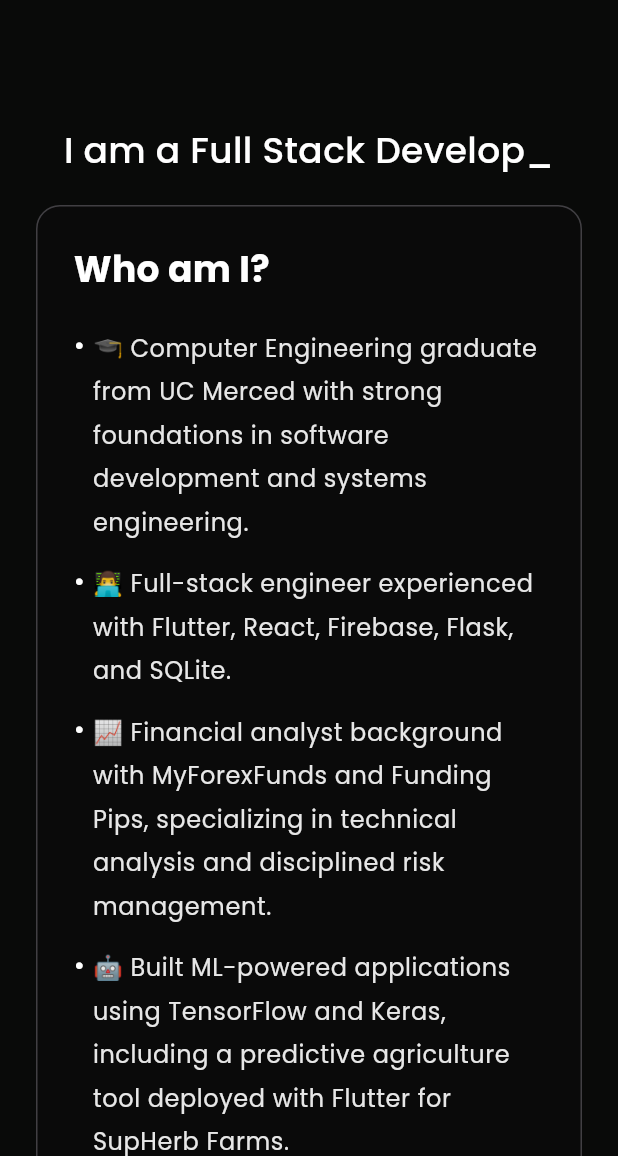
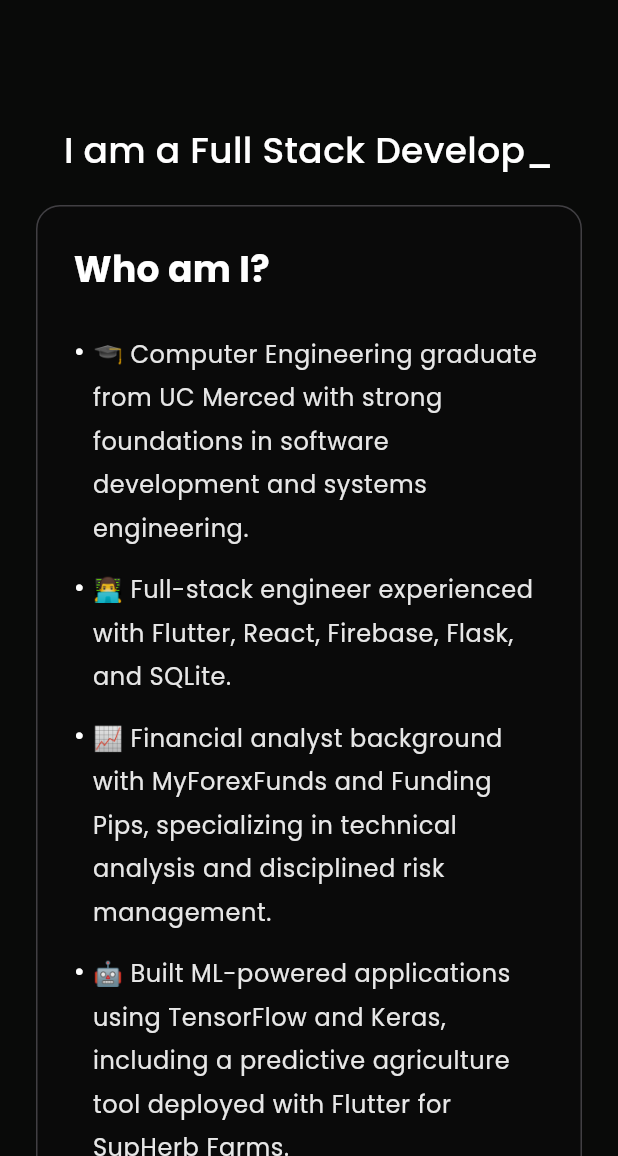
Before and after one commit to c7harry/Portfolio, a Flutter app: the screen it shows after launch, on a phone screen of 412 x 824 dp, the part 80-1236 px from its top. Run offline on Flutter 3.47's test engine with Material 3 defaults, Android fonts, the phone set to English and light mode, and no system bars; drawn by our look-alikes of flutter_animate; our stand-ins replace google_fonts.

Commit message:
fixed spacing

```diff
--- a/lib/pages/about.dart
+++ b/lib/pages/about.dart
@@ -126,7 +126,7 @@
                     color: textColor,
                   ),
                 ),
-                const SizedBox(height: 16),
+                const SizedBox(height: 20),
                 ...[
                   '🎓 Computer Engineering graduate from UC Merced with strong foundations in software development and systems engineering.',
                   '👨‍💻 Full-stack engineer experienced with Flutter, React, Firebase, Flask, and SQLite.',
@@ -187,7 +187,7 @@
               .then()
               .shakeY(delay: 400.ms, duration: 800.ms),
 
-          const SizedBox(height: 60),
+          const SizedBox(height: 40),
 
           Text(
             "Contact Info",
```
Also changed, not shown: 3 other files.
